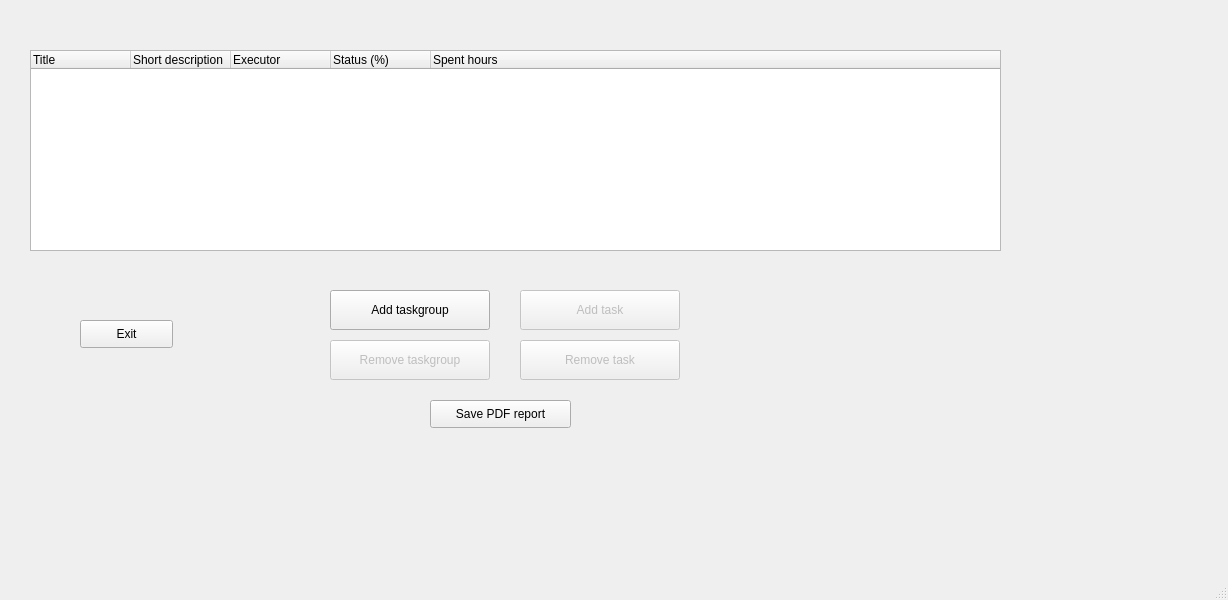
This is lab_2/mainwindow.ui in YaroslavDrovolskyi/pi_ooop_2021-2022 as Qt 5 draws it before an edit. The edited form follows.
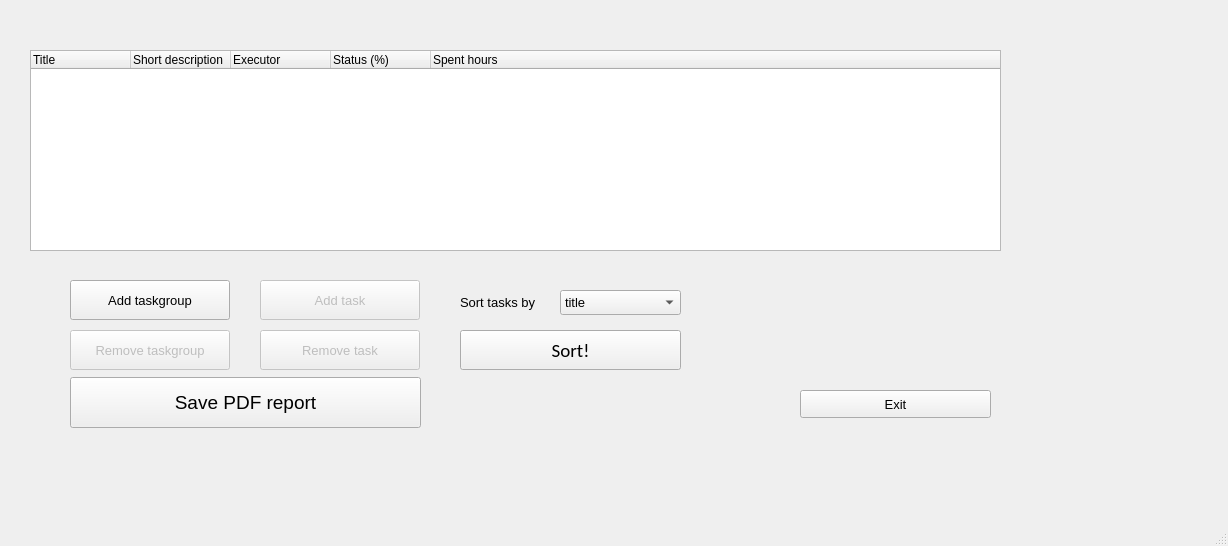
This is the edited form.

Commit message: Implemented sorting tasks in groups

Diff of the .ui file:
```diff
--- a/lab_2/mainwindow.ui
+++ b/lab_2/mainwindow.ui
@@ -7,7 +7,7 @@
     <x>0</x>
     <y>0</y>
     <width>1228</width>
-    <height>600</height>
+    <height>546</height>
    </rect>
   </property>
   <property name="sizePolicy">
@@ -25,16 +25,27 @@
   <property name="windowTitle">
    <string>MainWindow</string>
   </property>
+  <property name="styleSheet">
+   <string notr="true"/>
+  </property>
   <widget class="QWidget" name="centralwidget">
    <widget class="QPushButton" name="exit_btn">
     <property name="geometry">
      <rect>
-      <x>80</x>
-      <y>320</y>
-      <width>93</width>
+      <x>800</x>
+      <y>390</y>
+      <width>191</width>
       <height>28</height>
      </rect>
     </property>
+    <property name="font">
+     <font>
+      <pointsize>10</pointsize>
+     </font>
+    </property>
+    <property name="styleSheet">
+     <string notr="true">background-color:</string>
+    </property>
     <property name="text">
      <string>Exit</string>
     </property>
@@ -113,12 +124,17 @@
    <widget class="QPushButton" name="add_group_btn">
     <property name="geometry">
      <rect>
-      <x>330</x>
-      <y>290</y>
+      <x>70</x>
+      <y>280</y>
       <width>160</width>
       <height>40</height>
      </rect>
     </property>
+    <property name="font">
+     <font>
+      <pointsize>10</pointsize>
+     </font>
+    </property>
     <property name="text">
      <string>Add taskgroup</string>
     </property>
@@ -129,12 +145,17 @@
     </property>
     <property name="geometry">
      <rect>
-      <x>520</x>
-      <y>290</y>
+      <x>260</x>
+      <y>280</y>
       <width>160</width>
       <height>40</height>
      </rect>
     </property>
+    <property name="font">
+     <font>
+      <pointsize>10</pointsize>
+     </font>
+    </property>
     <property name="text">
      <string>Add task</string>
     </property>
@@ -145,12 +166,17 @@
     </property>
     <property name="geometry">
      <rect>
-      <x>330</x>
-      <y>340</y>
+      <x>70</x>
+      <y>330</y>
       <width>160</width>
       <height>40</height>
      </rect>
     </property>
+    <property name="font">
+     <font>
+      <pointsize>10</pointsize>
+     </font>
+    </property>
     <property name="text">
      <string>Remove taskgroup</string>
     </property>
@@ -161,12 +187,17 @@
     </property>
     <property name="geometry">
      <rect>
-      <x>520</x>
-      <y>340</y>
+      <x>260</x>
+      <y>330</y>
       <width>160</width>
       <height>40</height>
      </rect>
     </property>
+    <property name="font">
+     <font>
+      <pointsize>10</pointsize>
+     </font>
+    </property>
     <property name="text">
      <string>Remove task</string>
     </property>
@@ -174,16 +205,88 @@
    <widget class="QPushButton" name="get_pdf_btn">
     <property name="geometry">
      <rect>
-      <x>430</x>
-      <y>400</y>
-      <width>141</width>
-      <height>28</height>
+      <x>70</x>
+      <y>377</y>
+      <width>351</width>
+      <height>51</height>
      </rect>
     </property>
+    <property name="font">
+     <font>
+      <pointsize>14</pointsize>
+     </font>
+    </property>
     <property name="text">
      <string>Save PDF report</string>
     </property>
    </widget>
+   <widget class="QComboBox" name="chose_sort_Box">
+    <property name="geometry">
+     <rect>
+      <x>560</x>
+      <y>290</y>
+      <width>121</width>
+      <height>25</height>
+     </rect>
+    </property>
+    <property name="font">
+     <font>
+      <pointsize>10</pointsize>
+     </font>
+    </property>
+    <item>
+     <property name="text">
+      <string>title</string>
+     </property>
+    </item>
+    <item>
+     <property name="text">
+      <string>status</string>
+     </property>
+    </item>
+    <item>
+     <property name="text">
+      <string>spent hours</string>
+     </property>
+    </item>
+   </widget>
+   <widget class="QLabel" name="label">
+    <property name="geometry">
+     <rect>
+      <x>460</x>
+      <y>290</y>
+      <width>101</width>
+      <height>25</height>
+     </rect>
+    </property>
+    <property name="font">
+     <font>
+      <pointsize>10</pointsize>
+     </font>
+    </property>
+    <property name="text">
+     <string>Sort tasks by</string>
+    </property>
+   </widget>
+   <widget class="QPushButton" name="sort_tasks_btn">
+    <property name="geometry">
+     <rect>
+      <x>460</x>
+      <y>330</y>
+      <width>221</width>
+      <height>40</height>
+     </rect>
+    </property>
+    <property name="font">
+     <font>
+      <family>Calibri</family>
+      <pointsize>14</pointsize>
+     </font>
+    </property>
+    <property name="text">
+     <string>Sort!</string>
+    </property>
+   </widget>
   </widget>
   <widget class="QMenuBar" name="menubar">
    <property name="geometry">
```
The commit also changes 4 other files.
